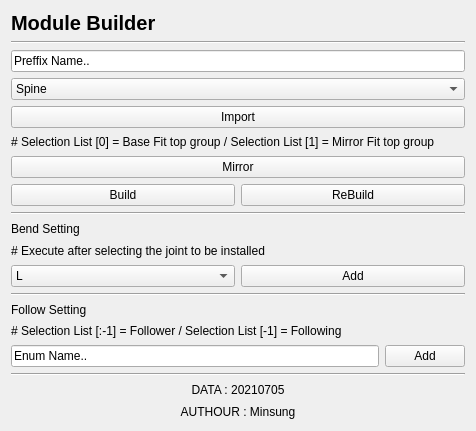
The window that main/mApplication/ms_module/lib/ui/ModuleBuilder.ui (smsyes/pythonWorkSpace) describes before a commit, drawn with Qt 5.
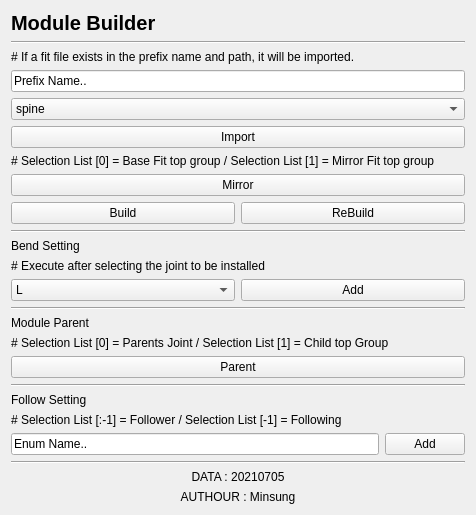
The same window after the commit.

```diff
--- a/main/mApplication/ms_module/lib/ui/ModuleBuilder.ui
+++ b/main/mApplication/ms_module/lib/ui/ModuleBuilder.ui
@@ -7,7 +7,7 @@
     <x>0</x>
     <y>0</y>
     <width>476</width>
-    <height>431</height>
+    <height>477</height>
    </rect>
   </property>
   <property name="windowTitle">
@@ -36,9 +36,16 @@
     </widget>
    </item>
    <item>
-    <widget class="QLineEdit" name="preffix_lineEdit">
+    <widget class="QLabel" name="label_9">
      <property name="text">
-      <string>Preffix Name..</string>
+      <string># If a fit file exists in the prefix name and path, it will be imported.</string>
+     </property>
+    </widget>
+   </item>
+   <item>
+    <widget class="QLineEdit" name="prefix_lineEdit">
+     <property name="text">
+      <string>Prefix Name..</string>
      </property>
     </widget>
    </item>
@@ -46,7 +53,7 @@
     <widget class="QComboBox" name="module_comboBox">
      <item>
       <property name="text">
-       <string>Spine</string>
+       <string>spine</string>
       </property>
      </item>
      <item>
@@ -188,6 +195,34 @@
      </property>
     </widget>
    </item>
+   <item>
+    <widget class="QLabel" name="label_5">
+     <property name="text">
+      <string>Module Parent</string>
+     </property>
+    </widget>
+   </item>
+   <item>
+    <widget class="QLabel" name="label_6">
+     <property name="text">
+      <string># Selection List [0] = Parents Joint / Selection List [1] = Child top Group</string>
+     </property>
+    </widget>
+   </item>
+   <item>
+    <widget class="QPushButton" name="parent_pushButton">
+     <property name="text">
+      <string>Parent</string>
+     </property>
+    </widget>
+   </item>
+   <item>
+    <widget class="Line" name="line_5">
+     <property name="orientation">
+      <enum>Qt::Horizontal</enum>
+     </property>
+    </widget>
+   </item>
    <item>
     <widget class="QLabel" name="label_3">
      <property name="text">
```
